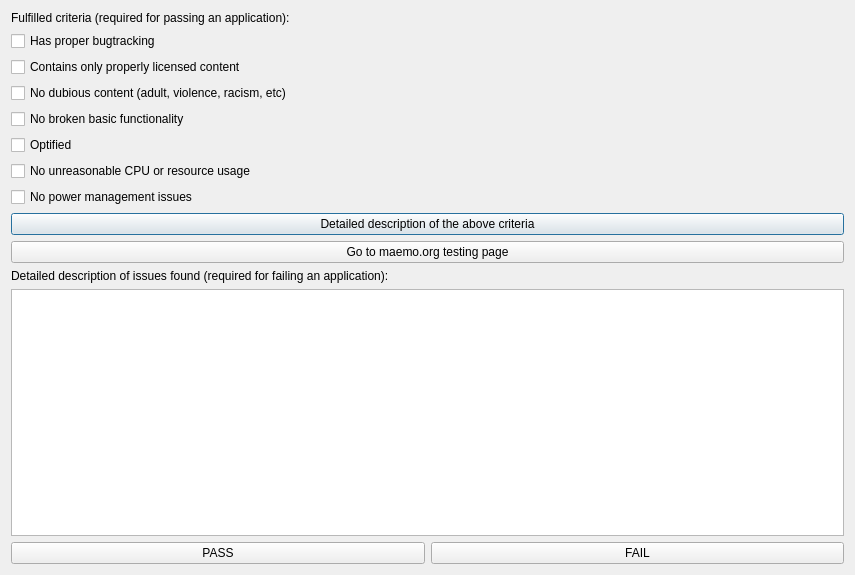
Before: the Qt Designer form src/vote.ui in achipa/keepitsimpletester, drawn with Qt 5.
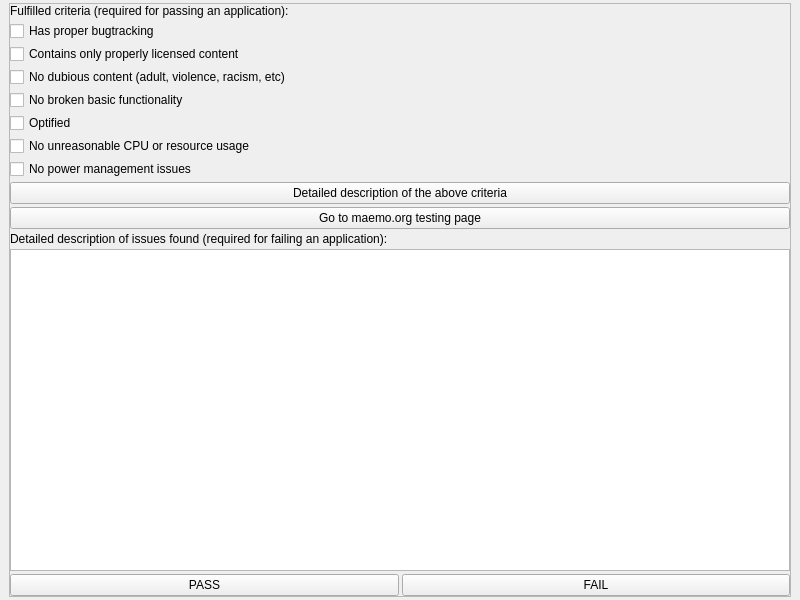
After: the same form once the commit is applied. Icons and pictures are not drawn.

Commit message: vote dialog fixed (as in now it shows properly, not that it works) added thumb up/down resrources recently installed => already installed (not that it works ;) added browser integration parser fix for packages already voted on (yeah, the styling is meh)

Patch:
```diff
--- a/src/vote.ui
+++ b/src/vote.ui
@@ -1,19 +1,47 @@
 <?xml version="1.0" encoding="UTF-8"?>
 <ui version="4.0">
- <class>Dialog</class>
- <widget class="QDialog" name="Dialog">
+ <class>MainWindow</class>
+ <widget class="QMainWindow" name="MainWindow">
   <property name="geometry">
    <rect>
     <x>0</x>
     <y>0</y>
-    <width>855</width>
-    <height>575</height>
+    <width>800</width>
+    <height>600</height>
    </rect>
   </property>
   <property name="windowTitle">
    <string>Dialog</string>
   </property>
+  <widget class="QWidget" name="centralwidget">
   <layout class="QVBoxLayout" name="verticalLayout">
+    <property name="topMargin">
+     <number>3</number>
+    </property>
+    <property name="bottomMargin">
+     <number>3</number>
+    </property>
+    <item>
+     <widget class="QScrollArea" name="scrollArea">
+      <property name="widgetResizable">
+       <bool>true</bool>
+      </property>
+      <widget class="QWidget" name="scrollAreaWidgetContents">
+       <property name="geometry">
+        <rect>
+         <x>0</x>
+         <y>0</y>
+         <width>780</width>
+         <height>569</height>
+        </rect>
+       </property>
+       <layout class="QVBoxLayout" name="verticalLayout_2">
+        <property name="spacing">
+         <number>3</number>
+        </property>
+        <property name="margin">
+         <number>0</number>
+        </property>
    <item>
     <widget class="QLabel" name="label_2">
      <property name="text">
@@ -95,7 +123,7 @@
     <widget class="QTextEdit" name="textEdit"/>
    </item>
    <item>
-    <layout class="QHBoxLayout" name="horizontalLayout">
+         <layout class="QHBoxLayout" name="horizontalLayout_2">
      <item>
       <widget class="QPushButton" name="passButton">
        <property name="text">
@@ -114,6 +142,23 @@
    </item>
   </layout>
  </widget>
- <resources/>
+     </widget>
+    </item>
+   </layout>
+  </widget>
+  <widget class="QMenuBar" name="menubar">
+   <property name="geometry">
+    <rect>
+     <x>0</x>
+     <y>0</y>
+     <width>800</width>
+     <height>23</height>
+    </rect>
+   </property>
+  </widget>
+ </widget>
+ <resources>
+  <include location="kisstester.qrc"/>
+ </resources>
  <connections/>
 </ui>
```
Left out of the diff: 10 changed lines with no effect on the pictures. Lines whose indentation alone changed are shown as unchanged. The commit also changes 11 other files.
